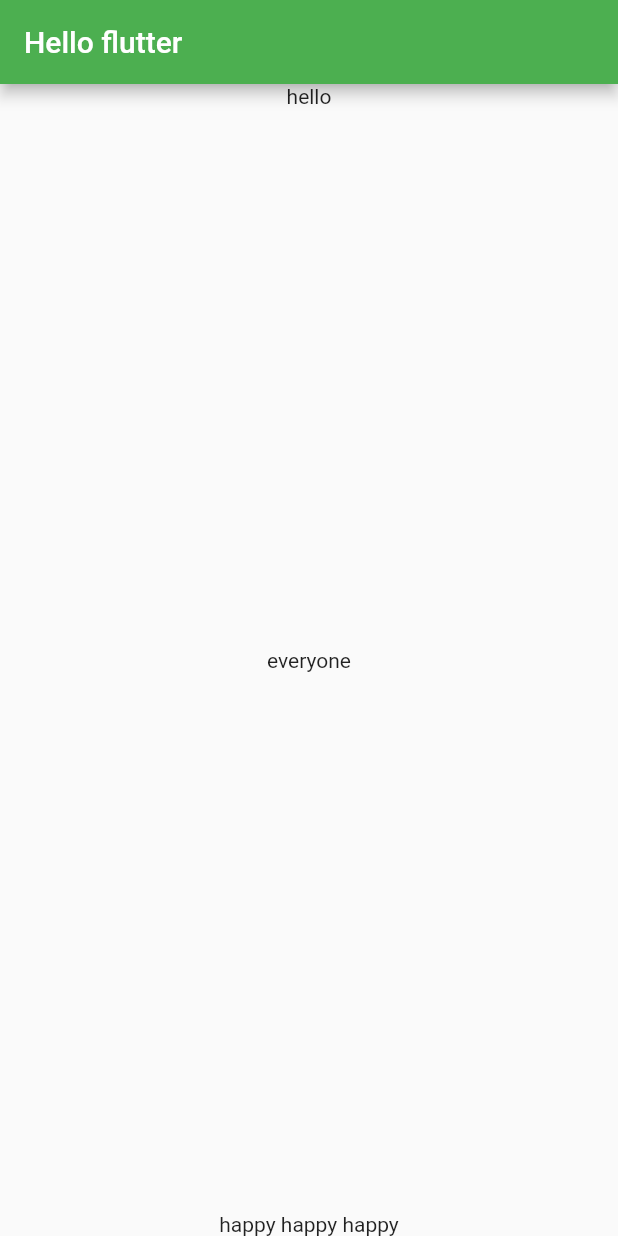
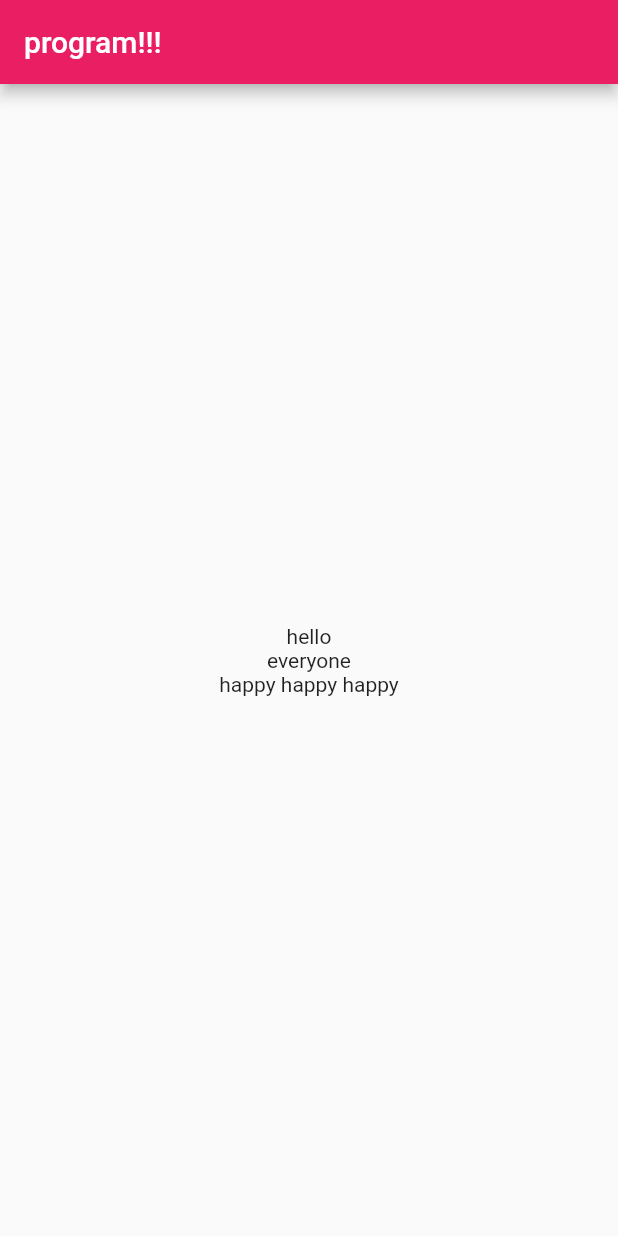
Before and after one commit to napassorn29/basic_flutter, a Flutter app: the screen it shows after launch, on a phone screen of 412 x 824 dp. Run offline on Flutter 3.47's test engine with Material 2 defaults, Android fonts, the phone set to English and light mode, and no system bars.

Commit message:
stateful widget (can change data in app)

```diff
--- a/basic_flutter/basic_flutter/lib/main.dart
+++ b/basic_flutter/basic_flutter/lib/main.dart
@@ -18,24 +18,35 @@ class MyApp extends StatelessWidget {
   Widget build(BuildContext context) {
     return MaterialApp(
       title: "My App",
-      home: Scaffold(
+      home: MyHomePage(),
+      theme: ThemeData(
+        primarySwatch: Colors.pink,
+      ),
+    );
+  }
+}
+
+class MyHomePage extends StatefulWidget {
+  const MyHomePage({super.key});
+
+  @override
+  State<MyHomePage> createState() => _MyHomePageState();
+}
+
+class _MyHomePageState extends State<MyHomePage> {
+  @override
+  Widget build(BuildContext context) {
+    return Scaffold(
       appBar: AppBar(
-          title: Text("Hello flutter"),
+        title: Text("program!!!"),
       ),
       body: Center(
-          // child รับได้แค่ widget ตัวเดียว
-          child: Column(
-              mainAxisAlignment: MainAxisAlignment.spaceBetween,
-              children: [
+        child: Column(mainAxisAlignment: MainAxisAlignment.center, children: [
           Text("hello"),
           Text("everyone"),
           Text("happy happy happy")
         ]),
       ),
-      ),
-      theme: ThemeData(
-        primarySwatch: Colors.green,
-      ),
     );
   }
 }
```
Lines whose indentation alone changed are shown as unchanged.
